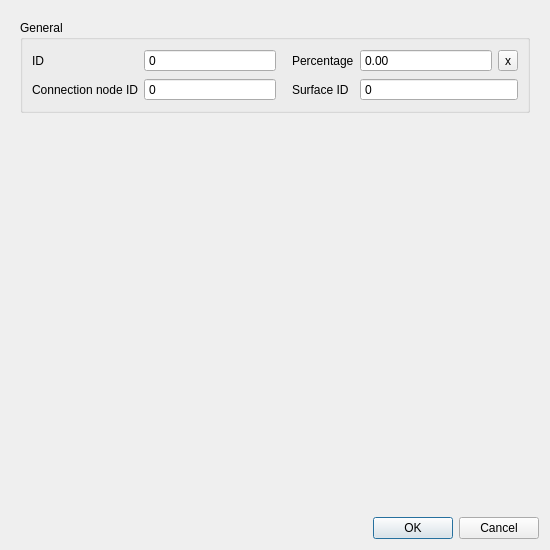
The window that threedi_schematisation_editor/forms/ui/surface_map.ui (nens/threedi-schematisation-editor) describes before a commit, drawn with Qt 5.
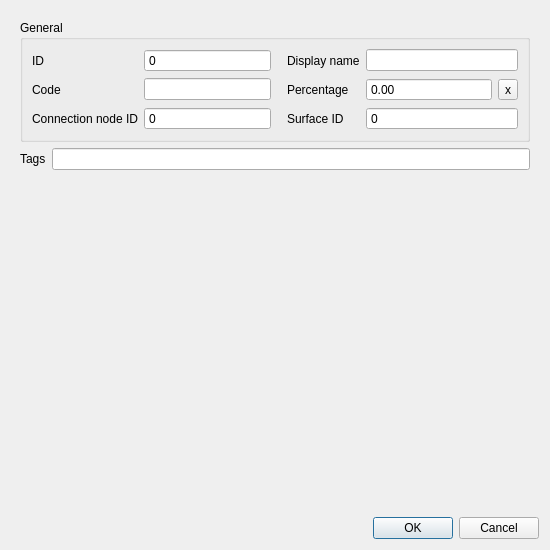
The same window after the commit.

Patch:
```diff
--- a/threedi_schematisation_editor/forms/ui/surface_map.ui
+++ b/threedi_schematisation_editor/forms/ui/surface_map.ui
@@ -42,6 +42,19 @@
        </rect>
       </property>
       <layout class="QGridLayout" name="gridLayout_2">
+       <item row="3" column="0">
+        <spacer name="verticalSpacer">
+         <property name="orientation">
+          <enum>Qt::Vertical</enum>
+         </property>
+         <property name="sizeHint" stdset="0">
+          <size>
+           <width>20</width>
+           <height>40</height>
+          </size>
+         </property>
+        </spacer>
+       </item>
        <item row="0" column="0">
         <widget class="QGroupBox" name="grp_general">
          <property name="enabled">
@@ -54,7 +67,38 @@
           <string>General</string>
          </property>
          <layout class="QGridLayout" name="gridLayout_3">
-          <item row="2" column="3">
+          <item row="3" column="2">
+           <widget class="QSpinBox" name="connection_node_id">
+            <property name="sizePolicy">
+             <sizepolicy hsizetype="Expanding" vsizetype="Fixed">
+              <horstretch>0</horstretch>
+              <verstretch>0</verstretch>
+             </sizepolicy>
+            </property>
+            <property name="locale">
+             <locale language="English" country="UnitedStates"/>
+            </property>
+            <property name="readOnly">
+             <bool>true</bool>
+            </property>
+            <property name="buttonSymbols">
+             <enum>QAbstractSpinBox::NoButtons</enum>
+            </property>
+            <property name="maximum">
+             <number>999999999</number>
+            </property>
+            <property name="showClearButton" stdset="0">
+             <bool>true</bool>
+            </property>
+            <property name="clearValue" stdset="0">
+             <bool>true</bool>
+            </property>
+            <property name="expressionsEnabled" stdset="0">
+             <bool>false</bool>
+            </property>
+           </widget>
+          </item>
+          <item row="3" column="3">
            <widget class="QLabel" name="label_2">
             <property name="locale">
              <locale language="English" country="UnitedStates"/>
@@ -70,7 +114,102 @@
             </property>
            </widget>
           </item>
-          <item row="1" column="4">
+          <item row="1" column="0">
+           <widget class="QLabel" name="label_3">
+            <property name="locale">
+             <locale language="English" country="UnitedStates"/>
+            </property>
+            <property name="text">
+             <string>ID</string>
+            </property>
+            <property name="alignment">
+             <set>Qt::AlignLeading|Qt::AlignLeft|Qt::AlignVCenter</set>
+            </property>
+           </widget>
+          </item>
+          <item row="1" column="2">
+           <widget class="QSpinBox" name="id">
+            <property name="sizePolicy">
+             <sizepolicy hsizetype="Expanding" vsizetype="Fixed">
+              <horstretch>0</horstretch>
+              <verstretch>0</verstretch>
+             </sizepolicy>
+            </property>
+            <property name="locale">
+             <locale language="English" country="UnitedStates"/>
+            </property>
+            <property name="readOnly">
+             <bool>true</bool>
+            </property>
+            <property name="buttonSymbols">
+             <enum>QAbstractSpinBox::NoButtons</enum>
+            </property>
+            <property name="maximum">
+             <number>999999999</number>
+            </property>
+           </widget>
+          </item>
+          <item row="3" column="0">
+           <widget class="QLabel" name="label_4">
+            <property name="locale">
+             <locale language="English" country="UnitedStates"/>
+            </property>
+            <property name="text">
+             <string>Connection node ID</string>
+            </property>
+            <property name="alignment">
+             <set>Qt::AlignLeading|Qt::AlignLeft|Qt::AlignVCenter</set>
+            </property>
+           </widget>
+          </item>
+          <item row="3" column="4" colspan="2">
+           <widget class="QSpinBox" name="surface_id">
+            <property name="sizePolicy">
+             <sizepolicy hsizetype="Expanding" vsizetype="Fixed">
+              <horstretch>0</horstretch>
+              <verstretch>0</verstretch>
+             </sizepolicy>
+            </property>
+            <property name="locale">
+             <locale language="English" country="UnitedStates"/>
+            </property>
+            <property name="readOnly">
+             <bool>true</bool>
+            </property>
+            <property name="buttonSymbols">
+             <enum>QAbstractSpinBox::NoButtons</enum>
+            </property>
+            <property name="maximum">
+             <number>999999999</number>
+            </property>
+            <property name="showClearButton" stdset="0">
+             <bool>true</bool>
+            </property>
+            <property name="clearValue" stdset="0">
+             <bool>true</bool>
+            </property>
+            <property name="expressionsEnabled" stdset="0">
+             <bool>false</bool>
+            </property>
+           </widget>
+          </item>
+          <item row="2" column="3">
+           <widget class="QLabel" name="label">
+            <property name="locale">
+             <locale language="English" country="UnitedStates"/>
+            </property>
+            <property name="text">
+             <string>Percentage</string>
+            </property>
+            <property name="alignment">
+             <set>Qt::AlignLeading|Qt::AlignLeft|Qt::AlignVCenter</set>
+            </property>
+            <property name="indent">
+             <number>10</number>
+            </property>
+           </widget>
+          </item>
+          <item row="2" column="4">
            <widget class="QDoubleSpinBox" name="percentage">
             <property name="sizePolicy">
              <sizepolicy hsizetype="Expanding" vsizetype="Fixed">
@@ -98,110 +237,31 @@
             </property>
            </widget>
           </item>
-          <item row="1" column="2">
-           <widget class="QSpinBox" name="id">
-            <property name="sizePolicy">
-             <sizepolicy hsizetype="Expanding" vsizetype="Fixed">
-              <horstretch>0</horstretch>
-              <verstretch>0</verstretch>
-             </sizepolicy>
-            </property>
-            <property name="locale">
-             <locale language="English" country="UnitedStates"/>
-            </property>
-            <property name="readOnly">
-             <bool>true</bool>
-            </property>
-            <property name="buttonSymbols">
-             <enum>QAbstractSpinBox::NoButtons</enum>
-            </property>
-            <property name="maximum">
-             <number>999999999</number>
-            </property>
-           </widget>
-          </item>
-          <item row="2" column="2">
-           <widget class="QSpinBox" name="connection_node_id">
-            <property name="sizePolicy">
-             <sizepolicy hsizetype="Expanding" vsizetype="Fixed">
-              <horstretch>0</horstretch>
-              <verstretch>0</verstretch>
-             </sizepolicy>
-            </property>
-            <property name="locale">
-             <locale language="English" country="UnitedStates"/>
-            </property>
-            <property name="readOnly">
-             <bool>true</bool>
-            </property>
-            <property name="buttonSymbols">
-             <enum>QAbstractSpinBox::NoButtons</enum>
-            </property>
-            <property name="maximum">
-             <number>999999999</number>
-            </property>
-            <property name="showClearButton" stdset="0">
-             <bool>true</bool>
-            </property>
-            <property name="clearValue" stdset="0">
-             <bool>true</bool>
-            </property>
-            <property name="expressionsEnabled" stdset="0">
-             <bool>false</bool>
-            </property>
-           </widget>
-          </item>
-          <item row="1" column="0">
-           <widget class="QLabel" name="label_3">
-            <property name="locale">
-             <locale language="English" country="UnitedStates"/>
-            </property>
-            <property name="text">
-             <string>ID</string>
-            </property>
-            <property name="alignment">
-             <set>Qt::AlignLeading|Qt::AlignLeft|Qt::AlignVCenter</set>
-            </property>
-           </widget>
-          </item>
-          <item row="2" column="0">
-           <widget class="QLabel" name="label_4">
-            <property name="locale">
-             <locale language="English" country="UnitedStates"/>
-            </property>
-            <property name="text">
-             <string>Connection node ID</string>
-            </property>
-            <property name="alignment">
-             <set>Qt::AlignLeading|Qt::AlignLeft|Qt::AlignVCenter</set>
-            </property>
-           </widget>
-          </item>
-          <item row="1" column="3">
-           <widget class="QLabel" name="label">
-            <property name="locale">
-             <locale language="English" country="UnitedStates"/>
-            </property>
-            <property name="text">
-             <string>Percentage</string>
-            </property>
-            <property name="alignment">
-             <set>Qt::AlignLeading|Qt::AlignLeft|Qt::AlignVCenter</set>
-            </property>
-            <property name="indent">
-             <number>10</number>
-            </property>
-           </widget>
-          </item>
-          <item row="1" column="5">
+          <item row="2" column="5">
            <widget class="QToolButton" name="percentage_clear">
             <property name="text">
              <string>x</string>
             </property>
            </widget>
           </item>
-          <item row="2" column="4" colspan="2">
-           <widget class="QSpinBox" name="surface_id">
+          <item row="1" column="3">
+           <widget class="QLabel" name="label_5">
+            <property name="locale">
+             <locale language="English" country="UnitedStates"/>
+            </property>
+            <property name="text">
+             <string>Display name</string>
+            </property>
+            <property name="alignment">
+             <set>Qt::AlignLeading|Qt::AlignLeft|Qt::AlignVCenter</set>
+            </property>
+            <property name="indent">
+             <number>10</number>
+            </property>
+           </widget>
+          </item>
+          <item row="1" column="4" colspan="2">
+           <widget class="QLineEdit" name="display_name">
             <property name="sizePolicy">
              <sizepolicy hsizetype="Expanding" vsizetype="Fixed">
               <horstretch>0</horstretch>
@@ -211,23 +271,37 @@
             <property name="locale">
              <locale language="English" country="UnitedStates"/>
             </property>
-            <property name="readOnly">
+            <property name="clearButtonEnabled">
              <bool>true</bool>
             </property>
-            <property name="buttonSymbols">
-             <enum>QAbstractSpinBox::NoButtons</enum>
+           </widget>
+          </item>
+          <item row="2" column="0">
+           <widget class="QLabel" name="label_6">
+            <property name="locale">
+             <locale language="English" country="UnitedStates"/>
             </property>
-            <property name="maximum">
-             <number>999999999</number>
+            <property name="text">
+             <string>Code</string>
             </property>
-            <property name="showClearButton" stdset="0">
-             <bool>true</bool>
+            <property name="alignment">
+             <set>Qt::AlignLeading|Qt::AlignLeft|Qt::AlignVCenter</set>
             </property>
-            <property name="clearValue" stdset="0">
-             <bool>true</bool>
+           </widget>
+          </item>
+          <item row="2" column="2">
+           <widget class="QLineEdit" name="code">
+            <property name="sizePolicy">
+             <sizepolicy hsizetype="Expanding" vsizetype="Fixed">
+              <horstretch>0</horstretch>
+              <verstretch>0</verstretch>
+             </sizepolicy>
             </property>
-            <property name="expressionsEnabled" stdset="0">
-             <bool>false</bool>
+            <property name="locale">
+             <locale language="English" country="UnitedStates"/>
+            </property>
+            <property name="clearButtonEnabled">
+             <bool>true</bool>
             </property>
            </widget>
           </item>
@@ -235,17 +309,25 @@
         </widget>
        </item>
        <item row="1" column="0">
-        <spacer name="verticalSpacer">
-         <property name="orientation">
-          <enum>Qt::Vertical</enum>
+        <layout class="QHBoxLayout" name="horizontalLayout_2">
+         <property name="bottomMargin">
+          <number>0</number>
          </property>
-         <property name="sizeHint" stdset="0">
-          <size>
-           <width>20</width>
-           <height>40</height>
-          </size>
-         </property>
-        </spacer>
+         <item>
+          <widget class="QLabel" name="label_13">
+           <property name="text">
+            <string>Tags</string>
+           </property>
+          </widget>
+         </item>
+         <item>
+          <widget class="QLineEdit" name="tags">
+           <property name="readOnly">
+            <bool>true</bool>
+           </property>
+          </widget>
+         </item>
+        </layout>
        </item>
       </layout>
      </widget>
```
Left out of the diff: 2 changed lines with no effect on the pictures.
